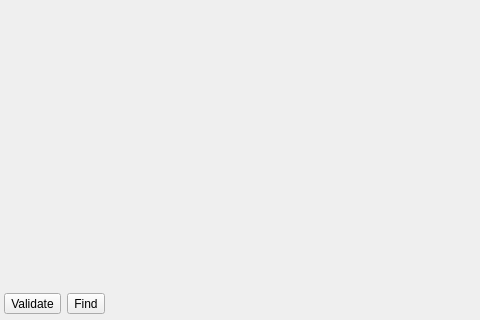
Before: the Qt Designer form apps/pgmodeler-sc/ui/sourceeditorwidget.ui in pgmodeler/pgmodeler, drawn with Qt 5; both pictures show x 0 to 480 and y 416 to 736 of the 1212 by 736 pixel window.
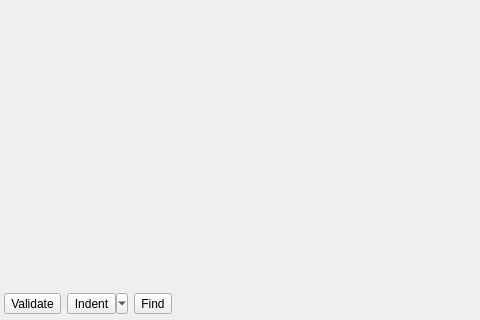
After: the same form once the commit is applied. Icons and pictures are not drawn.

Commit message: Adding support to auto indent sch files in SourceEditorWidget (WIP)

Patch:
```diff
--- a/apps/pgmodeler-sc/ui/sourceeditorwidget.ui
+++ b/apps/pgmodeler-sc/ui/sourceeditorwidget.ui
@@ -107,6 +107,56 @@
        </property>
       </widget>
      </item>
+     <item>
+      <widget class="QToolButton" name="indent_tb">
+       <property name="enabled">
+        <bool>true</bool>
+       </property>
+       <property name="sizePolicy">
+        <sizepolicy hsizetype="Preferred" vsizetype="Fixed">
+         <horstretch>0</horstretch>
+         <verstretch>0</verstretch>
+        </sizepolicy>
+       </property>
+       <property name="minimumSize">
+        <size>
+         <width>0</width>
+         <height>0</height>
+        </size>
+       </property>
+       <property name="toolTip">
+        <string>Apply custom indentation to the code</string>
+       </property>
+       <property name="text">
+        <string>Indent</string>
+       </property>
+       <property name="icon">
+        <iconset resource="../../../libs/libgui/res/resources.qrc">
+         <normaloff>:/icons/icons/ident.png</normaloff>:/icons/icons/ident.png</iconset>
+       </property>
+       <property name="iconSize">
+        <size>
+         <width>25</width>
+         <height>25</height>
+        </size>
+       </property>
+       <property name="shortcut">
+        <string>Ctrl+I</string>
+       </property>
+       <property name="popupMode">
+        <enum>QToolButton::MenuButtonPopup</enum>
+       </property>
+       <property name="toolButtonStyle">
+        <enum>Qt::ToolButtonTextBesideIcon</enum>
+       </property>
+       <property name="autoRaise">
+        <bool>false</bool>
+       </property>
+       <property name="arrowType">
+        <enum>Qt::NoArrow</enum>
+       </property>
+      </widget>
+     </item>
      <item>
       <widget class="QToolButton" name="find_tb">
        <property name="enabled">
```
The commit also changes 9 other files.
